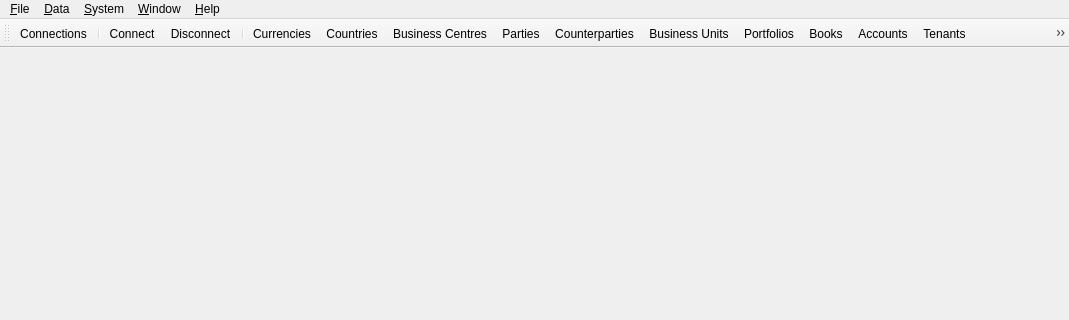
This is projects/ores.qt/ui/MainWindow.ui in OreStudio/OreStudio as Qt 5 draws it before an edit; both pictures show x 0 to 1069 and y 0 to 320 of the 1069 by 672 pixel window. The edited form follows.
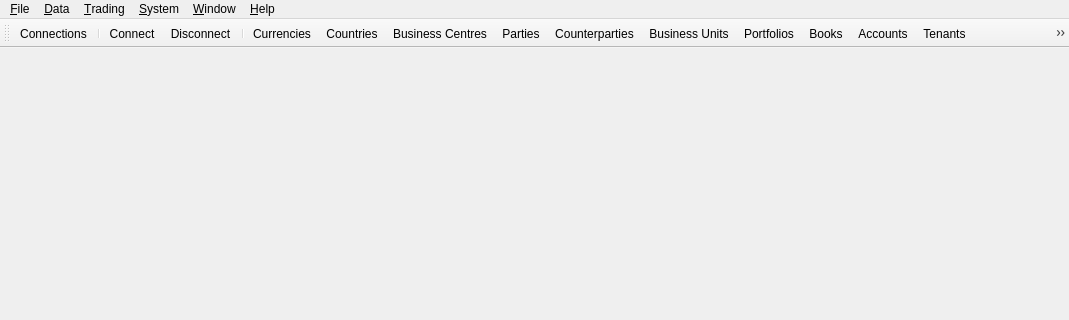
This is the edited form.

Diff of the .ui file:
```diff
--- a/projects/ores.qt/ui/MainWindow.ui
+++ b/projects/ores.qt/ui/MainWindow.ui
@@ -122,6 +122,12 @@
     <addaction name="menuAssets"/>
     <addaction name="menuQuality"/>
    </widget>
+   <widget class="QMenu" name="menuTrading">
+    <property name="title">
+     <string>&amp;Trading</string>
+    </property>
+    <addaction name="ActionTrades"/>
+   </widget>
    <widget class="QMenu" name="menuSystem">
     <property name="title">
      <string>&amp;System</string>
@@ -184,6 +190,7 @@
    </widget>
    <addaction name="menuFile"/>
    <addaction name="menuData"/>
+   <addaction name="menuTrading"/>
    <addaction name="menuSystem"/>
    <addaction name="menuWindow"/>
    <addaction name="menuHelp"/>
```
Left out of the diff: 8 changed lines with no effect on the pictures. Lines whose indentation alone changed are shown as unchanged.
